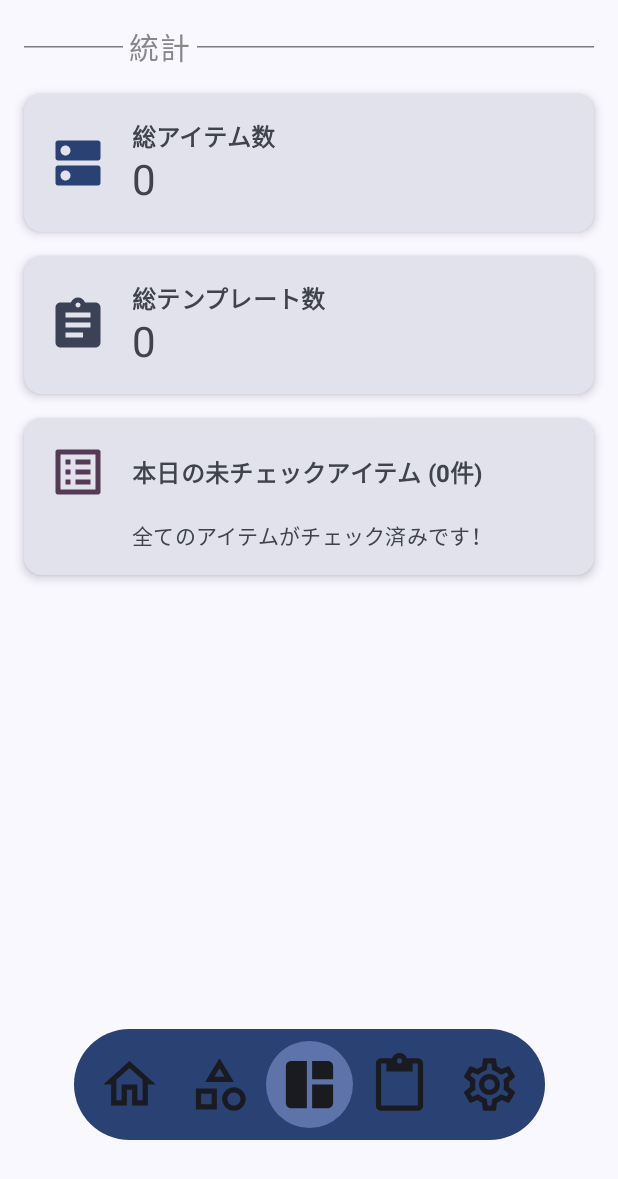
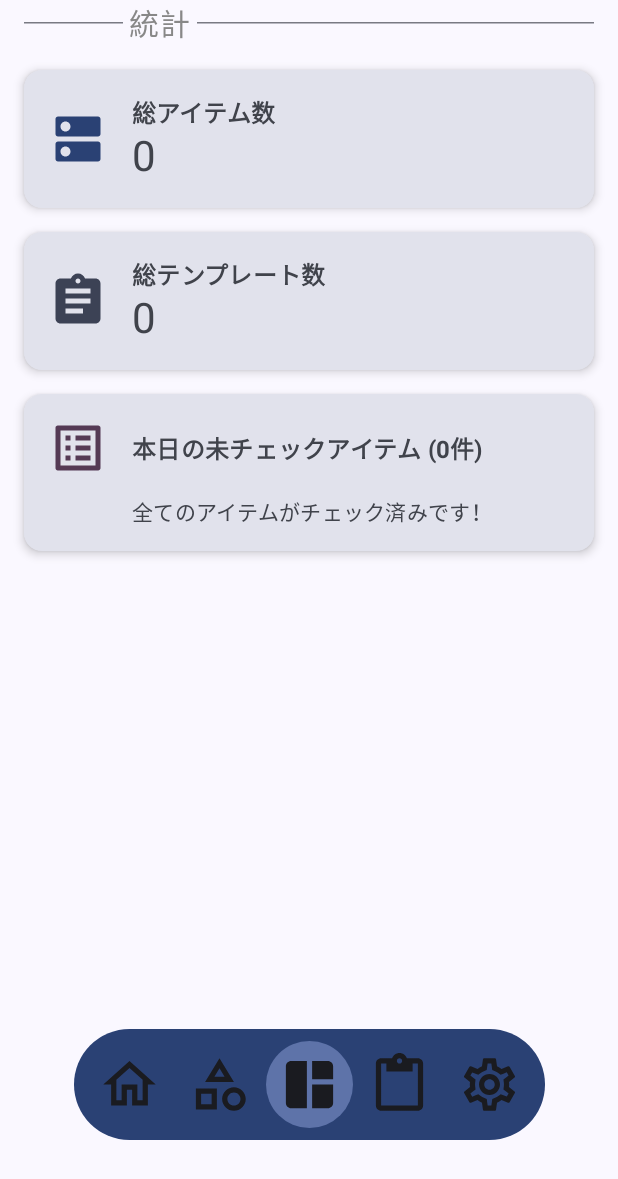
Before and after one commit to segnities007/CheckMate, an Android app built with Jetpack Compose: the DashboardScreen screen opened through its navigation route, on a phone screen of 412 x 824 dp. Shown: the top 1179 px of the screen. Run offline under Robolectric (Android 15) with nearby library versions, the phone set to English and light mode, and no system bars.

Commit message:
modify padding

```diff
--- a/presentation/dashboard/src/main/java/com/segnities007/dashboard/DashboardScreen.kt
+++ b/presentation/dashboard/src/main/java/com/segnities007/dashboard/DashboardScreen.kt
@@ -81,9 +81,11 @@ private fun DashboardUi(
 ) {
     Column(
         modifier = modifier.padding(horizontal = 16.dp),
+    ) {
+        Spacer(Modifier.height(innerPadding.calculateTopPadding()))
+        Column(
             verticalArrangement = Arrangement.spacedBy(16.dp),
         ) {
-        Spacer(Modifier.height(innerPadding.calculateTopPadding()))
             HorizontalDividerWithLabel("統計")
             StatCard(
                 title = "総アイテム数",
@@ -103,6 +105,6 @@ private fun DashboardUi(
                 icon = Icons.AutoMirrored.Filled.ListAlt,
                 iconTint = MaterialTheme.colorScheme.tertiary,
             )
-        Spacer(modifier = Modifier.height(80.dp))
         }
     }
+}
```
Lines whose indentation alone changed are shown as unchanged.
